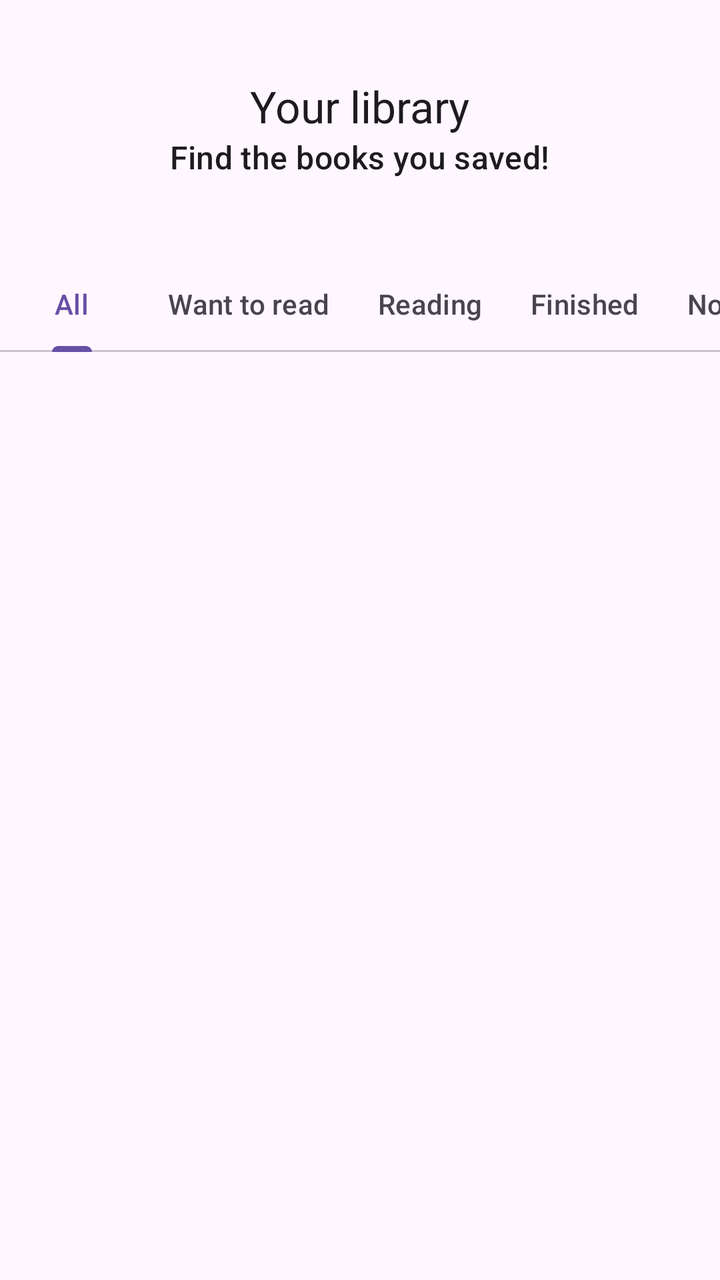
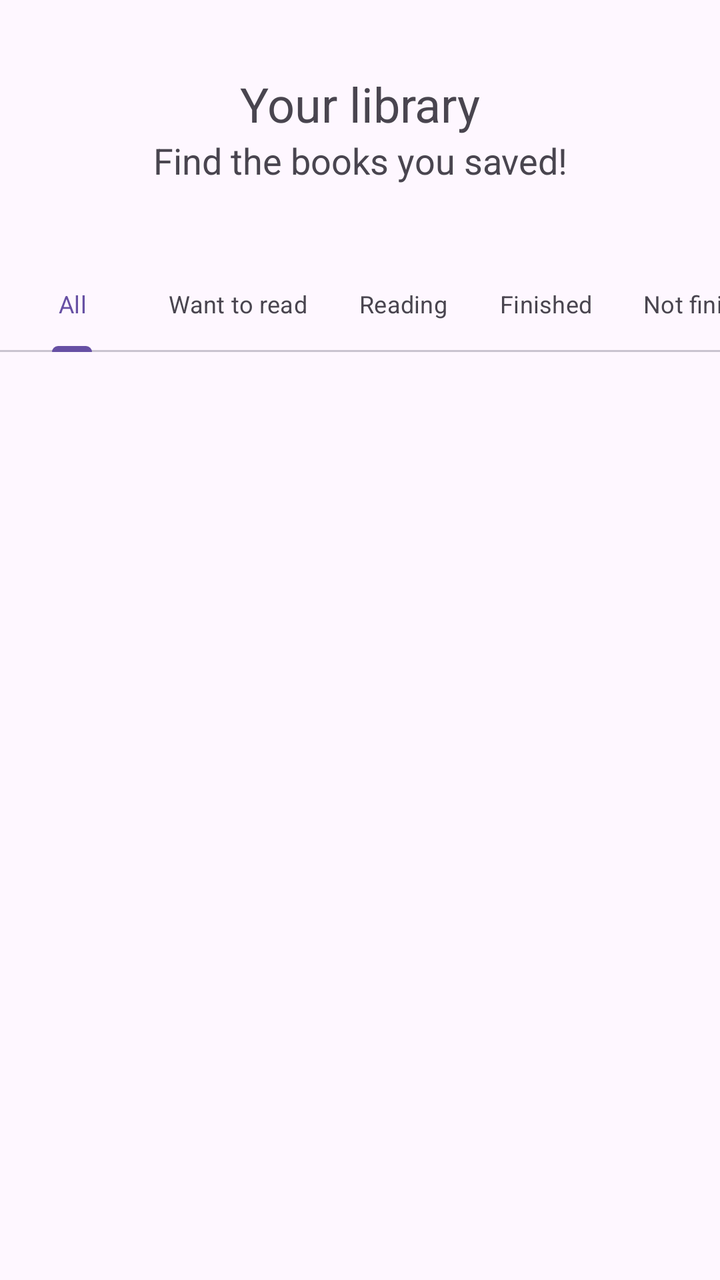

Two renders of the same Android screen: before a commit and after it. Below are the layout's source before the change and the commit's diff.
<!-- AndroidManifest.xml: application theme Theme.ReadSpace -->
<!-- res/layout/activity_library.xml -->
<?xml version="1.0" encoding="utf-8"?>
<LinearLayout xmlns:android="http://schemas.android.com/apk/res/android"
    xmlns:app="http://schemas.android.com/apk/res-auto"
    xmlns:tools="http://schemas.android.com/tools"
    android:id="@+id/main"
    android:layout_width="match_parent"
    android:layout_height="match_parent"
    android:orientation="vertical"
    tools:context=".activities.LibraryActivity">

    <com.google.android.material.appbar.AppBarLayout
        android:layout_width="match_parent"
        android:layout_height="wrap_content"
        android:fitsSystemWindows="true">

        <com.google.android.material.appbar.MaterialToolbar
            android:id="@+id/toolbar"
            android:layout_width="match_parent"
            android:layout_height="128dp"
            app:layout_collapseMode="pin"
            app:layout_scrollFlags="scroll"
            app:popupTheme="@style/ThemeOverlay.Material3"
            app:subtitle="@string/appbar_subtitle_library"
            app:subtitleCentered="true"
            app:title="@string/appbar_title_library"
            app:titleCentered="true" />

    </com.google.android.material.appbar.AppBarLayout>

    <com.google.android.material.tabs.TabLayout
        android:id="@+id/tabBar"
        android:layout_width="match_parent"
        android:layout_height="wrap_content"
        app:tabMode="scrollable">

        <com.google.android.material.tabs.TabItem
            android:tag="0"
            android:layout_width="wrap_content"
            android:layout_height="wrap_content"
            android:text="@string/all" />

        <com.google.android.material.tabs.TabItem
            android:tag="1"
            android:layout_width="wrap_content"
            android:layout_height="wrap_content"
            android:text="@string/want_to_read" />

        <com.google.android.material.tabs.TabItem
            android:tag="2"
            android:layout_width="wrap_content"
            android:layout_height="wrap_content"
            android:text="@string/reading"/>

        <com.google.android.material.tabs.TabItem
            android:tag="3"
            android:layout_width="wrap_content"
            android:layout_height="wrap_content"
            android:text="@string/finished" />

        <com.google.android.material.tabs.TabItem
            android:tag="4"
            android:layout_width="wrap_content"
            android:layout_height="wrap_content"
            android:text="@string/not_finished" />

    </com.google.android.material.tabs.TabLayout>

    <androidx.recyclerview.widget.RecyclerView
        android:id="@+id/recyclerView"
        android:layout_width="match_parent"
        android:layout_height="wrap_content"
        android:paddingBottom="64dp"
        android:clipToPadding="false"/>


</LinearLayout>
<!-- resources referenced by this layout -->
<resources>
  <string name="all">All</string>
  <string name="appbar_subtitle_library">Find the books you saved!</string>
  <string name="appbar_title_library">Your library</string>
  <string name="finished">Finished</string>
  <string name="not_finished">Not finished</string>
  <string name="reading">Reading</string>
  <string name="want_to_read">Want to read</string>
  <style name="Theme.ReadSpace" parent="Base.Theme.ReadSpace" />
  <style name="Base.Theme.ReadSpace" parent="Theme.Material3.DayNight.NoActionBar">
          
          
      </style>
</resources>

<!-- the commit's change to res/layout/activity_library.xml (unified diff, before → after) -->
@@ -21,8 +21,10 @@
             app:layout_scrollFlags="scroll"
             app:popupTheme="@style/ThemeOverlay.Material3"
             app:subtitle="@string/appbar_subtitle_library"
+            app:subtitleTextAppearance="@style/TextSubtitle_Main"
             app:subtitleCentered="true"
             app:title="@string/appbar_title_library"
+            app:titleTextAppearance="@style/TextTitle_Main"
             app:titleCentered="true" />
 
     </com.google.android.material.appbar.AppBarLayout>
@@ -31,7 +33,8 @@
         android:id="@+id/tabBar"
         android:layout_width="match_parent"
         android:layout_height="wrap_content"
-        app:tabMode="scrollable">
+        app:tabMode="scrollable"
+        app:tabTextAppearance="@style/TextSubtitle2_item">
 
         <com.google.android.material.tabs.TabItem
             android:tag="0"
<!-- resource entries referenced after the edit -->
@@ -7,6 +7,18 @@
   <string name="not_finished">Not finished</string>
   <string name="reading">Reading</string>
   <string name="want_to_read">Want to read</string>
+  <style name="TextSubtitle2_item">
+          <item name="fontFamily">@font/worksans_regular</item>
+          <item name="android:textSize">12dp</item>
+      </style>
+  <style name="TextSubtitle_Main">
+          <item name="fontFamily">@font/worksans_bold</item>
+          <item name="android:textSize">18dp</item>
+      </style>
+  <style name="TextTitle_Main">
+          <item name="fontFamily">@font/worksans_bold</item>
+          <item name="android:textSize">24dp</item>
+      </style>
   <style name="Theme.ReadSpace" parent="Base.Theme.ReadSpace" />
   <style name="Base.Theme.ReadSpace" parent="Theme.Material3.DayNight.NoActionBar">
           
